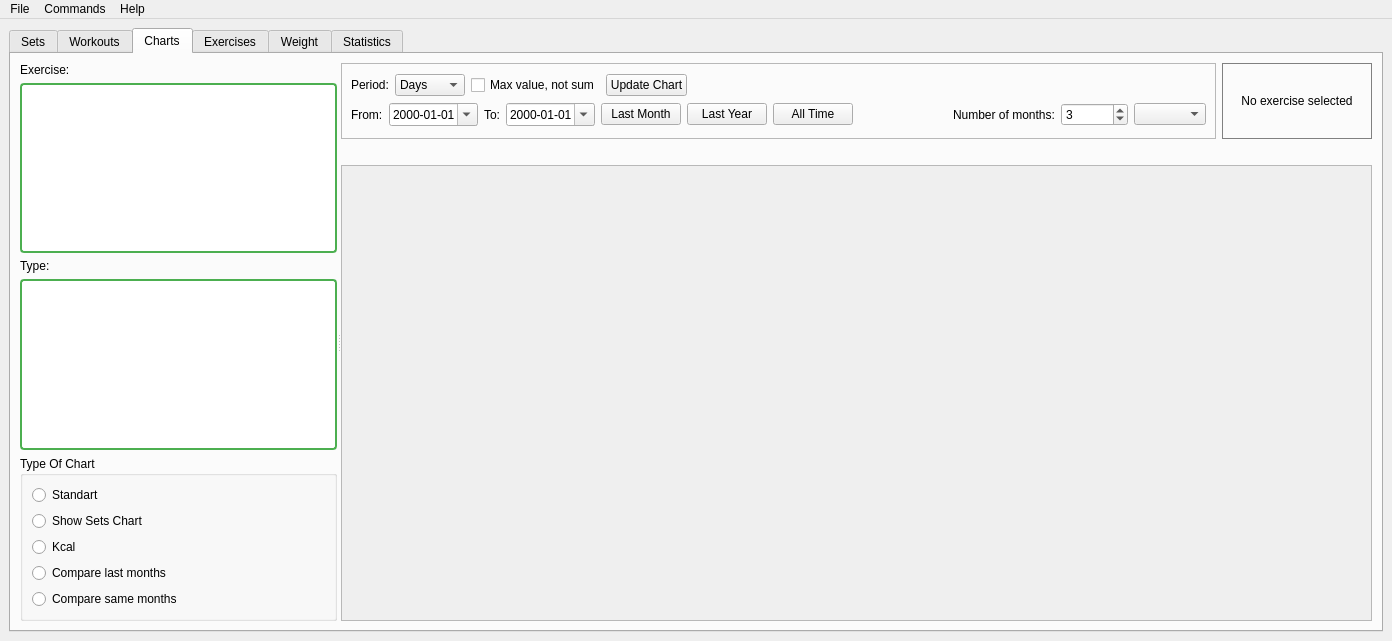
Above: src/harrix_swiss_knife/apps/fitness/window.ui from Harrix/harrix-swiss-knife before the change. Below: the same form after it.
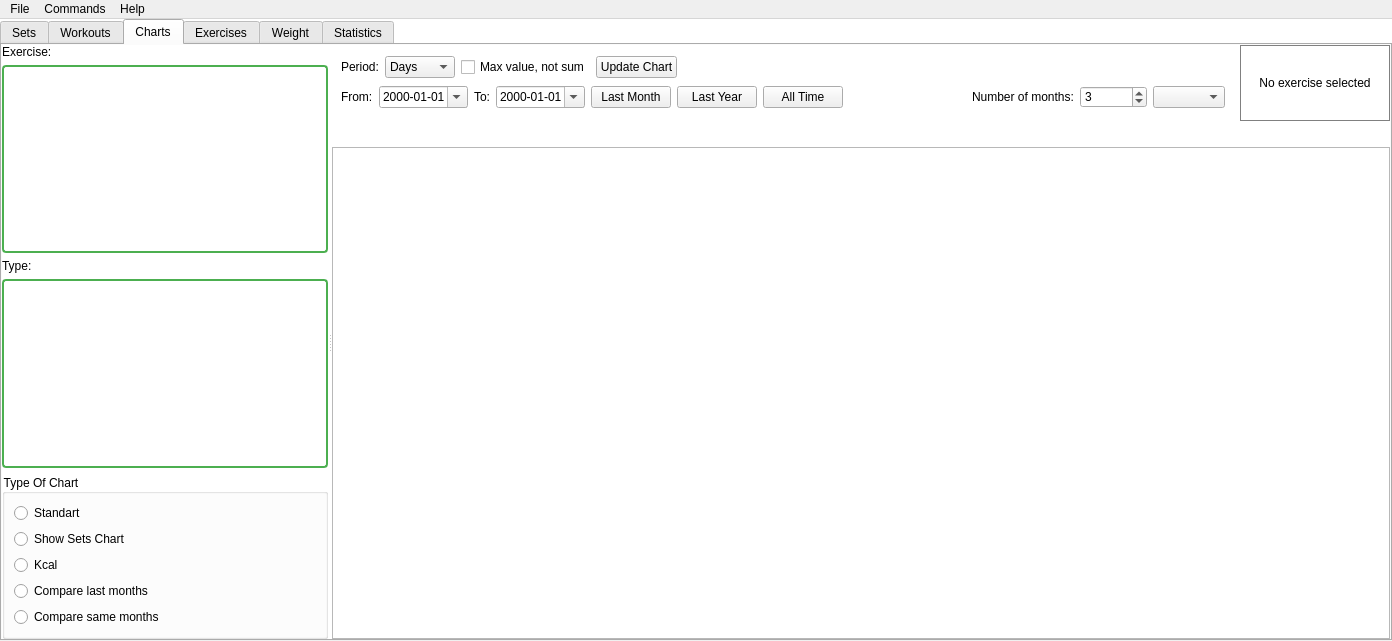
That is the form after the change. The open tabs and pages were chosen to show the change. Custom widgets are drawn as their Qt base class.

Commit message: 🔧 Modify window.ui files to white panel backgrounds

```diff
--- a/src/harrix_swiss_knife/apps/fitness/window.ui
+++ b/src/harrix_swiss_knife/apps/fitness/window.ui
@@ -2,6 +2,16 @@
 <ui version="4.0">
  <class>MainWindow</class>
  <widget class="QMainWindow" name="MainWindow">
+  <property name="styleSheet">
+   <string notr="true">/* hsk-white-surfaces */
+QGroupBox { background-color: #ffffff; }
+QMenu { background-color: #ffffff; border: 1px solid #e0e0e0; color: #202020; }
+QMenu::item { color: #202020; background-color: transparent; }
+QMenu::item:selected { color: #202020; background-color: #f2f2f2; }
+QMenu::item:disabled { color: #767676; }
+QStatusBar { background: #ffffff; }
+QStatusBar QLabel { color: #202020; }</string>
+  </property>
   <property name="geometry">
    <rect>
     <x>0</x>
@@ -14,6 +24,9 @@
    <string>Fitness tracker</string>
   </property>
   <widget class="QWidget" name="centralWidget">
+   <property name="styleSheet">
+    <string notr="true">QWidget#centralWidget { background-color: #ffffff; }</string>
+   </property>
    <layout class="QHBoxLayout" name="horizontalLayout">
     <item>
      <widget class="QTabWidget" name="tabWidget">
@@ -518,16 +531,25 @@
        <layout class="QVBoxLayout" name="verticalLayout_workouts"/>
       </widget>
       <widget class="QWidget" name="tab_charts">
+       <property name="styleSheet">
+        <string notr="true">QWidget#tab_charts { background-color: #ffffff; }</string>
+       </property>
        <attribute name="title">
         <string>Charts</string>
        </attribute>
        <layout class="QHBoxLayout" name="horizontalLayout_26">
         <item>
          <widget class="QSplitter" name="splitter_charts">
+          <property name="styleSheet">
+           <string notr="true">QWidget#splitter_charts { background-color: #ffffff; }</string>
+          </property>
           <property name="orientation">
            <enum>Qt::Orientation::Horizontal</enum>
           </property>
           <widget class="QWidget" name="widget_left_panel">
+           <property name="styleSheet">
+            <string notr="true">QWidget#widget_left_panel { background-color: #ffffff; }</string>
+           </property>
            <layout class="QVBoxLayout" name="verticalLayout_18">
             <item>
              <widget class="QLabel" name="label_chart_exercise">
@@ -658,11 +680,17 @@
            </layout>
           </widget>
           <widget class="QWidget" name="widget_right_panel">
+           <property name="styleSheet">
+            <string notr="true">QWidget#widget_right_panel { background-color: #ffffff; }</string>
+           </property>
            <layout class="QVBoxLayout" name="verticalLayout_20">
             <item>
              <layout class="QHBoxLayout" name="horizontalLayout_23">
               <item>
                <widget class="QFrame" name="frame_charts_controls">
+                <property name="styleSheet">
+                 <string notr="true">QFrame#frame_charts_controls { background-color: #ffffff; border: none; }</string>
+                </property>
                 <property name="maximumSize">
                  <size>
                   <width>16777215</width>
@@ -670,10 +698,10 @@
                  </size>
                 </property>
                 <property name="frameShape">
-                 <enum>QFrame::Shape::StyledPanel</enum>
+                 <enum>QFrame::Shape::NoFrame</enum>
                 </property>
                 <property name="frameShadow">
-                 <enum>QFrame::Shadow::Raised</enum>
+                 <enum>QFrame::Shadow::Plain</enum>
                 </property>
                 <layout class="QVBoxLayout" name="verticalLayout_charts_controls">
                  <item>
@@ -865,6 +893,9 @@
                <bool>true</bool>
               </property>
               <widget class="QWidget" name="scrollAreaWidgetContents_charts">
+               <property name="styleSheet">
+                <string notr="true">QWidget#scrollAreaWidgetContents_charts { background-color: #ffffff; }</string>
+               </property>
                <property name="geometry">
                 <rect>
                  <x>0</x>
@@ -881,6 +912,18 @@
           </widget>
          </widget>
         </item>
+        <property name="leftMargin">
+         <number>0</number>
+        </property>
+        <property name="topMargin">
+         <number>0</number>
+        </property>
+        <property name="rightMargin">
+         <number>0</number>
+        </property>
+        <property name="bottomMargin">
+         <number>0</number>
+        </property>
        </layout>
       </widget>
       <widget class="QWidget" name="tab_2">
@@ -1373,6 +1416,18 @@
       </widget>
      </widget>
     </item>
+    <property name="leftMargin">
+     <number>0</number>
+    </property>
+    <property name="topMargin">
+     <number>0</number>
+    </property>
+    <property name="rightMargin">
+     <number>0</number>
+    </property>
+    <property name="bottomMargin">
+     <number>0</number>
+    </property>
    </layout>
   </widget>
   <widget class="QMenuBar" name="menuBar">
```
Left out of the diff: 185 changed lines with no effect on the pictures. The commit also changes 10 other files.
